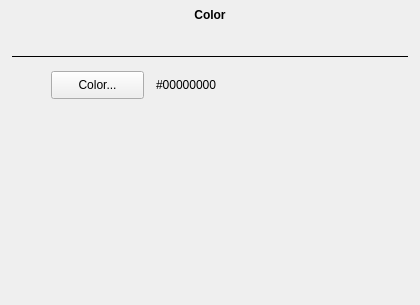
Qt form src/MovieMator/src/widgets/colorproducerwidget.ui (hansewu/MovieMator) before a commit.
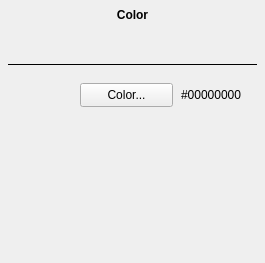
The same form after that commit. Custom widgets are drawn as their Qt base class.

Commit message: 1、Modify all property interface layouts 2、Modify the interface button image

The edit to the form file:
```diff
--- a/src/MovieMator/src/widgets/colorproducerwidget.ui
+++ b/src/MovieMator/src/widgets/colorproducerwidget.ui
@@ -6,16 +6,16 @@
    <rect>
     <x>0</x>
     <y>0</y>
-    <width>420</width>
-    <height>305</height>
+    <width>265</width>
+    <height>263</height>
    </rect>
   </property>
   <property name="windowTitle">
    <string>Form</string>
   </property>
-  <layout class="QVBoxLayout" name="verticalLayout_2">
+  <layout class="QVBoxLayout" name="verticalLayout">
    <property name="spacing">
-    <number>12</number>
+    <number>16</number>
    </property>
    <property name="leftMargin">
     <number>0</number>
@@ -61,36 +61,30 @@
     </widget>
    </item>
    <item>
-    <layout class="QVBoxLayout" name="verticalLayout">
-     <property name="spacing">
-      <number>12</number>
-     </property>
-     <property name="leftMargin">
-      <number>12</number>
-     </property>
-     <property name="topMargin">
-      <number>0</number>
-     </property>
-     <property name="rightMargin">
-      <number>12</number>
-     </property>
-     <property name="bottomMargin">
-      <number>12</number>
-     </property>
-     <item>
       <widget class="ServicePresetWidget" name="preset" native="true"/>
      </item>
      <item>
+    <layout class="QHBoxLayout" name="horizontalLayout">
+     <property name="spacing">
+      <number>0</number>
+     </property>
+     <property name="leftMargin">
+      <number>8</number>
+     </property>
+     <property name="rightMargin">
+      <number>8</number>
+     </property>
+     <item>
       <widget class="Line" name="line">
        <property name="sizePolicy">
-        <sizepolicy hsizetype="Minimum" vsizetype="Fixed">
+        <sizepolicy hsizetype="Preferred" vsizetype="Fixed">
          <horstretch>0</horstretch>
          <verstretch>0</verstretch>
         </sizepolicy>
        </property>
        <property name="minimumSize">
         <size>
-         <width>0</width>
+         <width>100</width>
          <height>5</height>
         </size>
        </property>
@@ -102,27 +96,19 @@
        </property>
       </widget>
      </item>
+    </layout>
+   </item>
      <item>
       <layout class="QHBoxLayout" name="horizontalLayout_2">
-       <item>
-        <widget class="QLabel" name="label">
-         <property name="sizePolicy">
-          <sizepolicy hsizetype="Fixed" vsizetype="Preferred">
-           <horstretch>0</horstretch>
-           <verstretch>0</verstretch>
-          </sizepolicy>
-         </property>
-         <property name="minimumSize">
-          <size>
-           <width>27</width>
-           <height>0</height>
-          </size>
-         </property>
-         <property name="text">
-          <string/>
-         </property>
-        </widget>
-       </item>
+     <property name="spacing">
+      <number>8</number>
+     </property>
+     <property name="leftMargin">
+      <number>80</number>
+     </property>
+     <property name="rightMargin">
+      <number>12</number>
+     </property>
        <item>
         <widget class="QPushButton" name="colorButton">
          <property name="sizePolicy">
@@ -134,7 +120,13 @@
          <property name="minimumSize">
           <size>
            <width>93</width>
-           <height>28</height>
+         <height>24</height>
+        </size>
+       </property>
+       <property name="maximumSize">
+        <size>
+         <width>16777215</width>
+         <height>24</height>
           </size>
          </property>
          <property name="text">
@@ -145,7 +137,7 @@
        <item>
         <widget class="QLabel" name="colorLabel">
          <property name="sizePolicy">
-          <sizepolicy hsizetype="MinimumExpanding" vsizetype="Preferred">
+        <sizepolicy hsizetype="Preferred" vsizetype="Preferred">
            <horstretch>0</horstretch>
            <verstretch>0</verstretch>
           </sizepolicy>
@@ -168,12 +160,10 @@
        <property name="sizeHint" stdset="0">
         <size>
          <width>17</width>
-         <height>146</height>
+       <height>114</height>
         </size>
        </property>
       </spacer>
-     </item>
-    </layout>
    </item>
   </layout>
  </widget>
```
Lines whose indentation alone changed are shown as unchanged. The commit also changes 19 other files.
